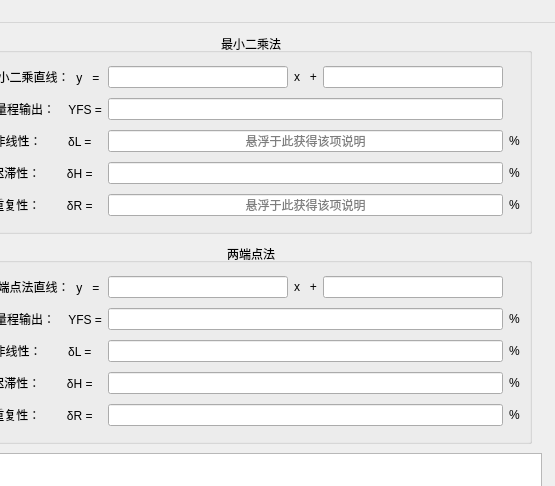
Old version of the form mainwindow.ui in the repository Sdyeepi/SensorStaticCalibration; both pictures show x 629 to 1184 and y 0 to 486 of the 1184 by 793 pixel window.
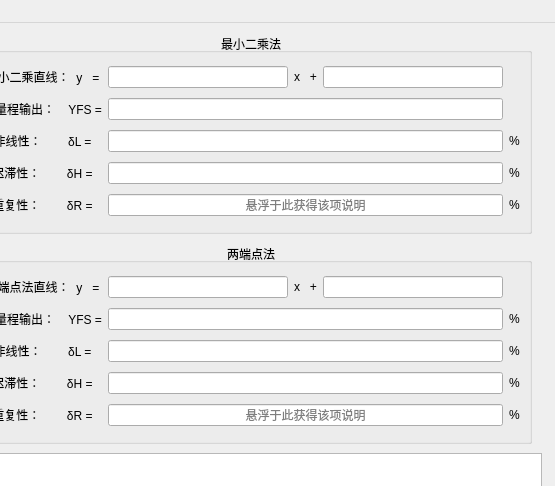
New version of the form. Custom widgets are drawn as their Qt base class.

```diff
--- a/mainwindow.ui
+++ b/mainwindow.ui
@@ -990,7 +990,7 @@
         <bool>true</bool>
        </property>
        <property name="placeholderText">
-        <string>悬浮于此获得该项说明</string>
+        <string/>
        </property>
       </widget>
      </item>
@@ -1281,6 +1281,9 @@
        <property name="readOnly">
         <bool>true</bool>
        </property>
+       <property name="placeholderText">
+        <string>悬浮于此获得该项说明</string>
+       </property>
       </widget>
      </item>
      <item row="4" column="5">
@@ -1366,6 +1369,13 @@
    </property>
   </action>
  </widget>
+ <customwidgets>
+  <customwidget>
+   <class>QtCharts::QChartView</class>
+   <extends>QGraphicsView</extends>
+   <header>qchartview.h</header>
+  </customwidget>
+ </customwidgets>
  <tabstops>
   <tabstop>lineEdit11</tabstop>
   <tabstop>lineEdit21</tabstop>
```
Left out of the diff: 12 changed lines with no effect on the pictures.
